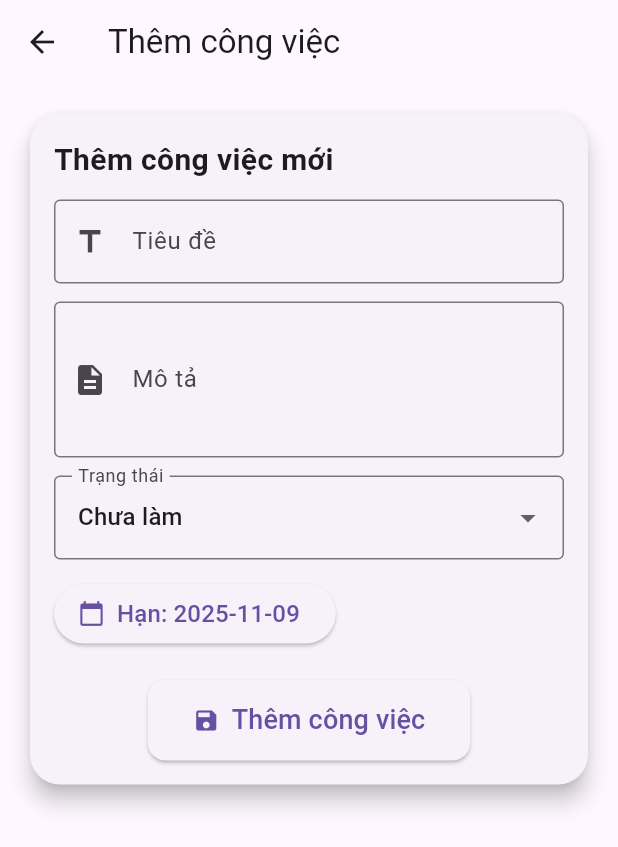
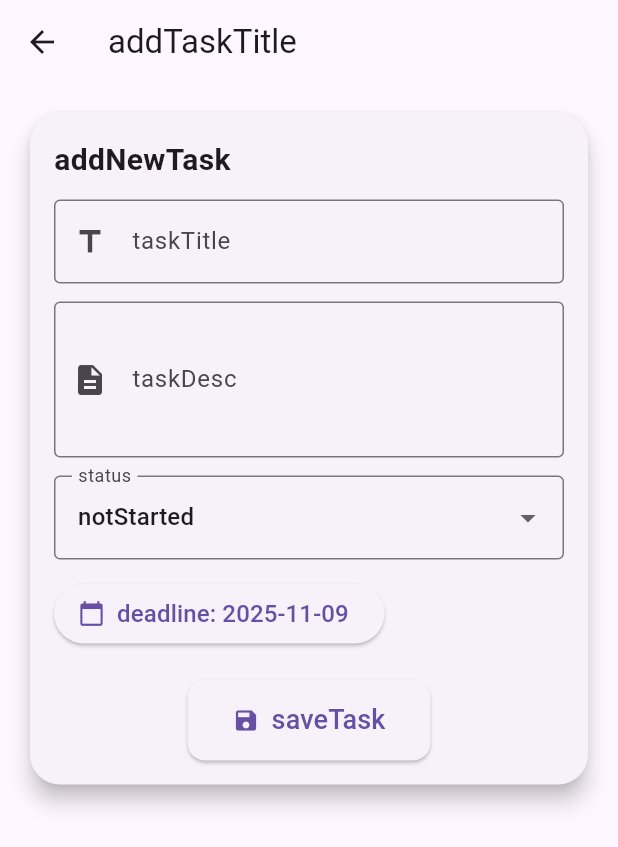
Before and after one commit to Zephyr054/2025_LTTBDD_N05_Nhom_7, a Flutter app: the screen it shows after launch, after a tap on the "add" icon, on a phone screen of 412 x 824 dp. Shown: the top 847 px of the screen. Run offline on Flutter 3.47's test engine with Material 3 defaults, Android fonts, the phone set to English and light mode, and no system bars; our stand-ins replace get.

Commit message:
Update add_task_screen.dart

```diff
--- a/lib/screens/add_task_screen.dart
+++ b/lib/screens/add_task_screen.dart
@@ -1,5 +1,6 @@
 import 'package:flutter/material.dart';
 import '../models/task.dart';
+import 'package:get/get.dart';
 
 class AddTaskScreen extends StatefulWidget {
   final Function(Task) onAdd;
@@ -13,13 +14,13 @@ class AddTaskScreen extends StatefulWidget {
 class _AddTaskScreenState extends State<AddTaskScreen> {
   final _titleCtrl = TextEditingController();
   final _descCtrl = TextEditingController();
-  String _status = 'Chưa làm';
+  String _status = 'notStarted'.tr;
   DateTime _deadline = DateTime.now();
 
   @override
   Widget build(BuildContext context) {
     return Scaffold(
-      appBar: AppBar(title: const Text('Thêm công việc')),
+      appBar: AppBar(title: Text('addTaskTitle'.tr)),
       body: SingleChildScrollView(
         padding: const EdgeInsets.all(16),
         child: Card(
@@ -32,46 +33,60 @@ class _AddTaskScreenState extends State<AddTaskScreen> {
             child: Column(
               crossAxisAlignment: CrossAxisAlignment.start,
               children: [
-                const Text(
-                  'Thêm công việc mới',
-                  style: TextStyle(fontSize: 20, fontWeight: FontWeight.bold),
+                Text(
+                  'addNewTask'.tr,
+                  style: const TextStyle(
+                    fontSize: 20,
+                    fontWeight: FontWeight.bold,
+                  ),
                 ),
                 const SizedBox(height: 12),
                 TextField(
                   controller: _titleCtrl,
-                  decoration: const InputDecoration(
-                    labelText: 'Tiêu đề',
-                    prefixIcon: Icon(Icons.title),
-                    border: OutlineInputBorder(),
+                  decoration: InputDecoration(
+                    labelText: 'taskTitle'.tr,
+                    prefixIcon: const Icon(Icons.title),
+                    border: const OutlineInputBorder(),
                   ),
                 ),
                 const SizedBox(height: 12),
                 TextField(
                   controller: _descCtrl,
                   maxLines: 3,
-                  decoration: const InputDecoration(
-                    labelText: 'Mô tả',
-                    prefixIcon: Icon(Icons.description),
-                    border: OutlineInputBorder(),
+                  decoration: InputDecoration(
+                    labelText: 'taskDesc'.tr,
+                    prefixIcon: const Icon(Icons.description),
+                    border: const OutlineInputBorder(),
                   ),
                 ),
                 const SizedBox(height: 12),
                 DropdownButtonFormField<String>(
                   value: _status,
-                  items: ['Chưa làm', 'Đang làm', 'Hoàn thành']
-                      .map((s) => DropdownMenuItem(value: s, child: Text(s)))
-                      .toList(),
+                  items: [
+                    DropdownMenuItem(
+                      value: 'notStarted'.tr,
+                      child: Text('notStarted'.tr),
+                    ),
+                    DropdownMenuItem(
+                      value: 'inProgress'.tr,
+                      child: Text('inProgress'.tr),
+                    ),
+                    DropdownMenuItem(
+                      value: 'completed'.tr,
+                      child: Text('completed'.tr),
+                    ),
+                  ],
                   onChanged: (val) => setState(() => _status = val!),
-                  decoration: const InputDecoration(
-                    labelText: 'Trạng thái',
-                    border: OutlineInputBorder(),
+                  decoration: InputDecoration(
+                    labelText: 'status'.tr,
+                    border: const OutlineInputBorder(),
                   ),
                 ),
                 const SizedBox(height: 12),
                 ElevatedButton.icon(
                   icon: const Icon(Icons.calendar_today),
                   label: Text(
-                    'Hạn: ${_deadline.toString().split(' ')[0]}',
+                    '${'deadline'.tr}: ${_deadline.toString().split(' ')[0]}',
                     style: const TextStyle(fontSize: 16),
                   ),
                   onPressed: () async {
@@ -87,13 +102,12 @@ class _AddTaskScreenState extends State<AddTaskScreen> {
                   },
                 ),
                 const SizedBox(height: 20),
-                //Nút thêm công việc mới
                 Center(
                   child: ElevatedButton.icon(
                     icon: const Icon(Icons.save),
-                    label: const Text(
-                      'Thêm công việc',
-                      style: TextStyle(fontSize: 18),
+                    label: Text(
+                      'saveTask'.tr,
+                      style: const TextStyle(fontSize: 18),
                     ),
                     style: ElevatedButton.styleFrom(
                       padding: const EdgeInsets.symmetric(
@@ -107,9 +121,7 @@ class _AddTaskScreenState extends State<AddTaskScreen> {
                     onPressed: () {
                       if (_titleCtrl.text.trim().isEmpty) {
                         ScaffoldMessenger.of(context).showSnackBar(
-                          const SnackBar(
-                            content: Text('Vui lòng nhập tiêu đề'),
-                          ),
+                          SnackBar(content: Text('enterTitleWarn'.tr)),
                         );
                         return;
                       }
@@ -122,8 +134,8 @@ class _AddTaskScreenState extends State<AddTaskScreen> {
                         deadline: _deadline,
                       );
 
-                      widget.onAdd(newTask); // Gửi task về trang chính
-                      Navigator.pop(context); // Quay lại trang trước
+                      widget.onAdd(newTask);
+                      Navigator.pop(context);
                     },
                   ),
                 ),
```
